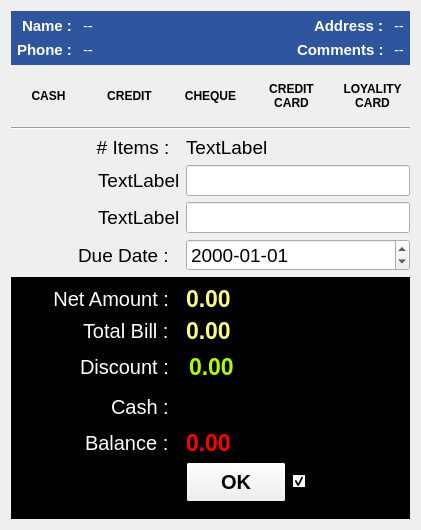
Old version of the form estorecpp/singlepayment.ui in the repository Watti/estorecpp.
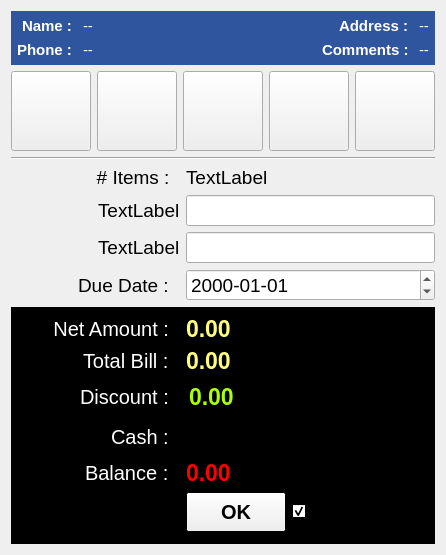
New version of the form. Icons and pictures are not drawn.

The edit to the form file:
```diff
--- a/estorecpp/singlepayment.ui
+++ b/estorecpp/singlepayment.ui
@@ -6,8 +6,8 @@
    <rect>
     <x>0</x>
     <y>0</y>
-    <width>419</width>
-    <height>530</height>
+    <width>444</width>
+    <height>555</height>
    </rect>
   </property>
   <property name="windowTitle">
@@ -309,7 +309,7 @@
    <item>
     <layout class="QHBoxLayout" name="horizontalLayout_4">
      <item>
-      <widget class="QPushButton" name="cashBtn">
+      <widget class="QToolButton" name="cashBtn">
        <property name="sizePolicy">
         <sizepolicy hsizetype="Fixed" vsizetype="Fixed">
          <horstretch>0</horstretch>
@@ -318,14 +318,14 @@
        </property>
        <property name="minimumSize">
         <size>
-         <width>75</width>
-         <height>50</height>
+         <width>80</width>
+         <height>80</height>
         </size>
        </property>
        <property name="maximumSize">
         <size>
-         <width>75</width>
-         <height>50</height>
+         <width>80</width>
+         <height>80</height>
         </size>
        </property>
        <property name="font">
@@ -335,18 +335,15 @@
         </font>
        </property>
        <property name="text">
-        <string>CASH</string>
+        <string/>
        </property>
        <property name="checkable">
         <bool>true</bool>
        </property>
-       <property name="flat">
-        <bool>true</bool>
-       </property>
       </widget>
      </item>
      <item>
-      <widget class="QPushButton" name="creditBtn">
+      <widget class="QToolButton" name="creditBtn">
        <property name="sizePolicy">
         <sizepolicy hsizetype="Fixed" vsizetype="Fixed">
          <horstretch>0</horstretch>
@@ -355,35 +352,26 @@
        </property>
        <property name="minimumSize">
         <size>
-         <width>75</width>
-         <height>50</height>
+         <width>80</width>
+         <height>80</height>
         </size>
        </property>
        <property name="maximumSize">
         <size>
-         <width>75</width>
-         <height>50</height>
+         <width>80</width>
+         <height>80</height>
         </size>
        </property>
-       <property name="font">
-        <font>
-         <weight>75</weight>
-         <bold>true</bold>
-        </font>
-       </property>
        <property name="text">
-        <string>CREDIT</string>
+        <string/>
        </property>
        <property name="checkable">
         <bool>true</bool>
        </property>
-       <property name="flat">
-        <bool>true</bool>
-       </property>
       </widget>
      </item>
      <item>
-      <widget class="QPushButton" name="chequeBtn">
+      <widget class="QToolButton" name="chequeBtn">
        <property name="sizePolicy">
         <sizepolicy hsizetype="Fixed" vsizetype="Fixed">
          <horstretch>0</horstretch>
@@ -392,14 +380,14 @@
        </property>
        <property name="minimumSize">
         <size>
-         <width>75</width>
-         <height>50</height>
+         <width>80</width>
+         <height>80</height>
         </size>
        </property>
        <property name="maximumSize">
         <size>
-         <width>75</width>
-         <height>50</height>
+         <width>80</width>
+         <height>80</height>
         </size>
        </property>
        <property name="font">
@@ -409,18 +397,15 @@
         </font>
        </property>
        <property name="text">
-        <string>CHEQUE</string>
+        <string/>
        </property>
        <property name="checkable">
         <bool>true</bool>
        </property>
-       <property name="flat">
-        <bool>true</bool>
-       </property>
       </widget>
      </item>
      <item>
-      <widget class="QPushButton" name="creditCardBtn">
+      <widget class="QToolButton" name="creditCardBtn">
        <property name="sizePolicy">
         <sizepolicy hsizetype="Minimum" vsizetype="Minimum">
          <horstretch>0</horstretch>
@@ -429,14 +414,14 @@
        </property>
        <property name="minimumSize">
         <size>
-         <width>75</width>
-         <height>50</height>
+         <width>80</width>
+         <height>80</height>
         </size>
        </property>
        <property name="maximumSize">
         <size>
-         <width>75</width>
-         <height>50</height>
+         <width>80</width>
+         <height>80</height>
         </size>
        </property>
        <property name="font">
@@ -446,19 +431,15 @@
         </font>
        </property>
        <property name="text">
-        <string>CREDIT 
-CARD</string>
+        <string/>
        </property>
        <property name="checkable">
         <bool>true</bool>
        </property>
-       <property name="flat">
-        <bool>true</bool>
-       </property>
       </widget>
      </item>
      <item>
-      <widget class="QPushButton" name="loyalityCardBtn">
+      <widget class="QToolButton" name="loyalityCardBtn">
        <property name="sizePolicy">
         <sizepolicy hsizetype="Minimum" vsizetype="Minimum">
          <horstretch>0</horstretch>
@@ -467,14 +448,14 @@
        </property>
        <property name="minimumSize">
         <size>
-         <width>75</width>
-         <height>50</height>
+         <width>80</width>
+         <height>80</height>
         </size>
        </property>
        <property name="maximumSize">
         <size>
-         <width>75</width>
-         <height>50</height>
+         <width>80</width>
+         <height>80</height>
         </size>
        </property>
        <property name="font">
@@ -484,15 +465,11 @@
         </font>
        </property>
        <property name="text">
-        <string>LOYALITY 
-CARD</string>
+        <string/>
        </property>
        <property name="checkable">
         <bool>true</bool>
        </property>
-       <property name="flat">
-        <bool>true</bool>
-       </property>
       </widget>
      </item>
     </layout>
```
